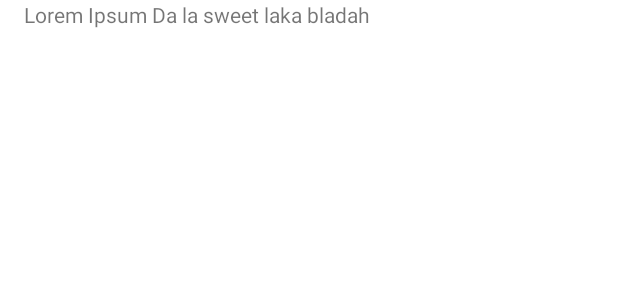
After one commit to BillyMRX1/mypaddy_native, an Android app: the layout item_row_solution.xml on its own in the app's theme, with its tools: preview values and no code run, on a phone screen of 412 x 824 dp. The commit adds this screen. Shown: the top 300 px of the screen. Run offline under Robolectric (Android 15) with nearby library versions, the phone set to English and light mode, and no system bars.

Commit message:
Finished App

```diff
--- a/app/src/main/java/com/mrx/mypaddynative/data/Plant.kt
+++ b/app/src/main/java/com/mrx/mypaddynative/data/Plant.kt
@@ -4,5 +4,6 @@ data class Plant(
     var id: Int = 0,
     var name: String = "",
     var detail: String = "",
-    var solution: ArrayList<String> = ArrayList()
+    var solution: ArrayList<String> = ArrayList(),
+    var image: Int = 0
 )
--- a/app/src/main/java/com/mrx/mypaddynative/ui/camera/CameraActivity.kt
+++ b/app/src/main/java/com/mrx/mypaddynative/ui/camera/CameraActivity.kt
@@ -22,6 +22,7 @@ class CameraActivity : AppCompatActivity() {
     private lateinit var diseasesName: String
     private lateinit var diseasesDesc: String
     private lateinit var diseasesSolution: ArrayList<String>
+    private var diseasesImage: Int = 0
     private lateinit var result: List<IClassifier.Recognition>
 
     override fun onCreate(savedInstanceState: Bundle?) {
@@ -40,6 +41,7 @@ class CameraActivity : AppCompatActivity() {
             diseasesName = extras.getString(DISEASES_NAME).toString()
             diseasesDesc = extras.getString(DISEASES_DESC).toString()
             diseasesSolution = extras.getStringArrayList(DISEASES_SOLUTION)!!
+            diseasesImage = extras.getInt(DISEASES_IMAGE)
         }
     }
 
@@ -83,6 +85,7 @@ class CameraActivity : AppCompatActivity() {
             intent.putExtra(DISEASES_NAME, diseasesName)
             intent.putExtra(DISEASES_DESC, diseasesDesc)
             intent.putExtra(DISEASES_SOLUTION, diseasesSolution)
+            intent.putExtra(DISEASES_IMAGE, diseasesImage)
             startActivity(intent)
         }
     }
@@ -119,5 +122,6 @@ class CameraActivity : AppCompatActivity() {
         const val DISEASES_NAME = "diseases_name"
         const val DISEASES_DESC = "diseases_desc"
         const val DISEASES_SOLUTION = "diseases_solution"
+        const val DISEASES_IMAGE = "diseases_image"
     }
 }
--- a/app/src/main/java/com/mrx/mypaddynative/ui/plant/PlantActivity.kt
+++ b/app/src/main/java/com/mrx/mypaddynative/ui/plant/PlantActivity.kt
@@ -11,6 +11,7 @@ import com.mrx.mypaddynative.databinding.ActivityPlantBinding
 import com.mrx.mypaddynative.ui.camera.CameraActivity
 import com.mrx.mypaddynative.ui.camera.CameraActivity.Companion.DISEASES_NAME
 import com.mrx.mypaddynative.ui.camera.CameraActivity.Companion.DISEASES_DESC
+import com.mrx.mypaddynative.ui.camera.CameraActivity.Companion.DISEASES_IMAGE
 import com.mrx.mypaddynative.ui.camera.CameraActivity.Companion.DISEASES_SOLUTION
 import com.mrx.mypaddynative.ui.detail.DetailActivity
 
@@ -60,12 +61,14 @@ class PlantActivity : AppCompatActivity(), PlantAdapter.OnItemClickCallback {
             intent.putExtra(DISEASES_NAME, data.name)
             intent.putExtra(DISEASES_DESC, data.detail)
             intent.putExtra(DISEASES_SOLUTION, data.solution)
+            intent.putExtra(DISEASES_IMAGE, data.image)
             startActivity(intent)
         } else {
             val intent = Intent(this, DetailActivity::class.java)
             intent.putExtra(DISEASES_NAME, data.name)
             intent.putExtra(DISEASES_DESC, data.detail)
             intent.putExtra(DISEASES_SOLUTION, data.solution)
+            intent.putExtra(DISEASES_IMAGE, data.image)
             startActivity(intent)
         }
     }
--- a/app/src/main/res/layout/activity_detail.xml
+++ b/app/src/main/res/layout/activity_detail.xml
@@ -11,6 +11,7 @@
         android:layout_width="0dp"
         android:layout_height="0dp"
         android:background="@color/primary_color"
+        android:scaleType="centerCrop"
         app:layout_constraintDimensionRatio="H,16:9"
         app:layout_constraintEnd_toEndOf="parent"
         app:layout_constraintStart_toStartOf="parent"
--- /dev/null
+++ b/app/src/main/res/layout/item_row_solution.xml
@@ -0,0 +1,20 @@
+<?xml version="1.0" encoding="utf-8"?>
+<androidx.constraintlayout.widget.ConstraintLayout xmlns:android="http://schemas.android.com/apk/res/android"
+    android:layout_width="match_parent"
+    android:layout_height="wrap_content"
+    xmlns:app="http://schemas.android.com/apk/res-auto"
+    xmlns:tools="http://schemas.android.com/tools">
+
+    <TextView
+        android:id="@+id/tv_solution"
+        android:layout_width="0dp"
+        android:layout_height="wrap_content"
+        android:layout_marginStart="16dp"
+        android:layout_marginEnd="16dp"
+        app:layout_constraintBottom_toBottomOf="parent"
+        app:layout_constraintEnd_toEndOf="parent"
+        app:layout_constraintStart_toStartOf="parent"
+        app:layout_constraintTop_toTopOf="parent"
+        tools:text="Lorem Ipsum Da la sweet laka bladah" />
+
+</androidx.constraintlayout.widget.ConstraintLayout>
```
Also changed, not shown: app/src/main/java/com/mrx/mypaddynative/data/PlantData.kt (+28 -3 lines), app/src/main/java/com/mrx/mypaddynative/ui/detail/DetailActivity.kt (+15 -0 lines), app/src/main/java/com/mrx/mypaddynative/ui/detail/SolutionAdapter.kt (+28 -0 lines), app/src/main/res/drawable/blight.jpg (added), app/src/main/res/drawable/brown_spot.jpg (added), app/src/main/res/drawable/smut.jpg (added).
